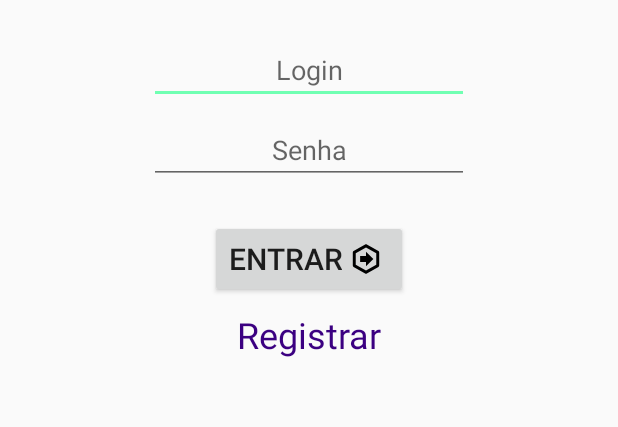
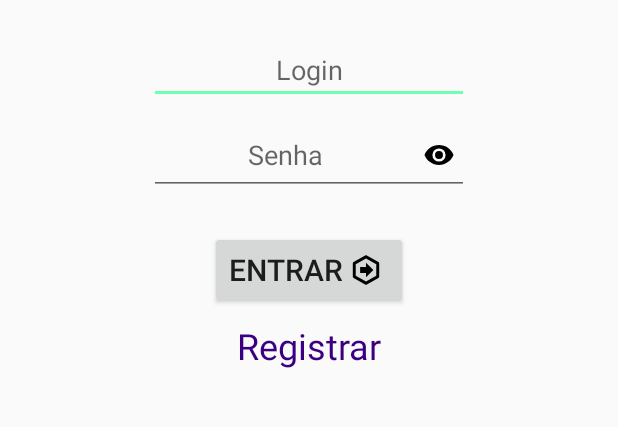
Before and after one commit to dsgeverton/Relp, an Android app: the screen it shows after launch (LoginActivity), after a tap on "ENTRAR", on a phone screen of 412 x 824 dp, the part 392-819 px from its top. Run offline under Robolectric (Android 15) with nearby library versions, the phone set to English and light mode, and no system bars.

Commit message:
Import de elementos para tela de login

```diff
--- a/app/src/main/java/br/edu/iff/pooa/relp/LoginActivity.java
+++ b/app/src/main/java/br/edu/iff/pooa/relp/LoginActivity.java
@@ -1,14 +1,18 @@
 package br.edu.iff.pooa.relp;
 
 import android.content.Intent;
+import android.renderscript.ScriptGroup;
 import android.support.v7.app.AppCompatActivity;
 import android.os.Bundle;
 import android.support.v7.widget.RecyclerView;
+import android.text.InputType;
 import android.view.View;
 import android.widget.Button;
 import android.widget.EditText;
 import android.widget.TextView;
 import android.widget.Toast;
+
+import org.w3c.dom.Text;
 
 public class LoginActivity extends AppCompatActivity implements View.OnClickListener {
 
@@ -37,14 +41,24 @@ public class LoginActivity extends AppCompatActivity implements View.OnClickList
             String login = this.mViewHolder.edtLogin.getText().toString();
             String senha = this.mViewHolder.edtSenha.getText().toString();
 
-            if (login.equals("admin") && senha.equals("admin")){
-                Intent intent = new Intent(this, MainActivity.class);
-                startActivity(intent);
+            if (login.equals("") || senha.equals("")) {
+                Toast.makeText(getApplicationContext(), "Login ou Senha em branco", Toast.LENGTH_SHORT).show();
+            } else {
+                if (login.equals("admin") && senha.equals("admin")) {
+                    Intent intent = new Intent(this, MainActivity.class);
+                    startActivity(intent);
+                } else {
+                    Toast.makeText(getApplicationContext(), "Login os Senha incorretos", Toast.LENGTH_SHORT).show();
+                    this.mViewHolder.edtSenha.setText("");
+//                    this.mViewHolder.edtSenha.setInputType(InputType.TYPE_CLASS_TEXT); // VISUALIZAR A SENHA
+                }
             }
         }
 
         if (id == R.id.tvRegistrar){
             Toast.makeText(getApplicationContext(), "Você será redirecionado", Toast.LENGTH_SHORT).show();
+            Intent intent = new Intent(this, CadastroUserActivity.class);
+            startActivity(intent);
         }
     }
 
--- /dev/null
+++ b/app/src/main/res/drawable/ic_visualizacao.xml
@@ -0,0 +1,12 @@
+<vector xmlns:android="http://schemas.android.com/apk/res/android"
+        android:width="32dp"
+        android:height="32dp"
+        android:viewportWidth="36.363636"
+        android:viewportHeight="36.363636">
+    <group android:translateX="6.181818"
+            android:translateY="6.181818">
+      <path
+          android:fillColor="#FF000000"
+          android:pathData="M12,9A3,3 0,0 0,9 12A3,3 0,0 0,12 15A3,3 0,0 0,15 12A3,3 0,0 0,12 9M12,17A5,5 0,0 1,7 12A5,5 0,0 1,12 7A5,5 0,0 1,17 12A5,5 0,0 1,12 17M12,4.5C7,4.5 2.73,7.61 1,12C2.73,16.39 7,19.5 12,19.5C17,19.5 21.27,16.39 23,12C21.27,7.61 17,4.5 12,4.5Z"/>
+    </group>
+</vector>
--- a/app/src/main/res/layout/activity_cadastro_user.xml
+++ b/app/src/main/res/layout/activity_cadastro_user.xml
@@ -23,12 +23,13 @@
         android:id="@+id/editText4"
         android:layout_width="wrap_content"
         android:layout_height="wrap_content"
+        android:layout_marginTop="32dp"
         android:ems="10"
         android:hint="Nome"
         android:inputType="textPersonName"
         app:layout_constraintEnd_toEndOf="parent"
         app:layout_constraintStart_toStartOf="parent"
-        tools:layout_editor_absoluteY="104dp" />
+        app:layout_constraintTop_toBottomOf="@+id/textView" />
 
     <EditText
         android:id="@+id/editText5"
--- a/app/src/main/res/layout/activity_login.xml
+++ b/app/src/main/res/layout/activity_login.xml
@@ -61,7 +61,8 @@
         android:textAlignment="center"
         app:layout_constraintEnd_toEndOf="parent"
         app:layout_constraintStart_toStartOf="parent"
-        app:layout_constraintTop_toBottomOf="@+id/edtLogin" />
+        app:layout_constraintTop_toBottomOf="@+id/edtLogin"
+        android:drawableEnd="@drawable/ic_visualizacao"/>
 
     <TextView
         android:id="@+id/tvRegistrar"
--- /dev/null
+++ b/app/src/main/res/mipmap-anydpi-v26/eye.xml
@@ -0,0 +1,5 @@
+<?xml version="1.0" encoding="utf-8"?>
+<adaptive-icon xmlns:android="http://schemas.android.com/apk/res/android">
+    <background android:drawable="@color/ic_visualizacaoo_background"/>
+    <foreground android:drawable="@drawable/ic_visualizacao"/>
+</adaptive-icon>
--- /dev/null
+++ b/app/src/main/res/mipmap-anydpi-v26/eye_round.xml
@@ -0,0 +1,5 @@
+<?xml version="1.0" encoding="utf-8"?>
+<adaptive-icon xmlns:android="http://schemas.android.com/apk/res/android">
+    <background android:drawable="@color/ic_visualizacaoo_background"/>
+    <foreground android:drawable="@drawable/ic_visualizacao"/>
+</adaptive-icon>
--- /dev/null
+++ b/app/src/main/res/values/ic_visualizacaoo_background.xml
@@ -0,0 +1,4 @@
+<?xml version="1.0" encoding="utf-8"?>
+<resources>
+    <color name="ic_visualizacaoo_background">#FFFFFF</color>
+</resources>
```
Also changed, not shown: app/src/main/eye-web.png (added), app/src/main/res/mipmap-hdpi/eye.png (added), app/src/main/res/mipmap-hdpi/eye_round.png (added), app/src/main/res/mipmap-mdpi/eye.png (added), app/src/main/res/mipmap-mdpi/eye_round.png (added), app/src/main/res/mipmap-xhdpi/eye.png (added), app/src/main/res/mipmap-xhdpi/eye_round.png (added), app/src/main/res/mipmap-xxhdpi/eye.png (added), app/src/main/res/mipmap-xxhdpi/eye_round.png (added), app/src/main/res/mipmap-xxxhdpi/eye.png (added), app/src/main/res/mipmap-xxxhdpi/eye_round.png (added).
